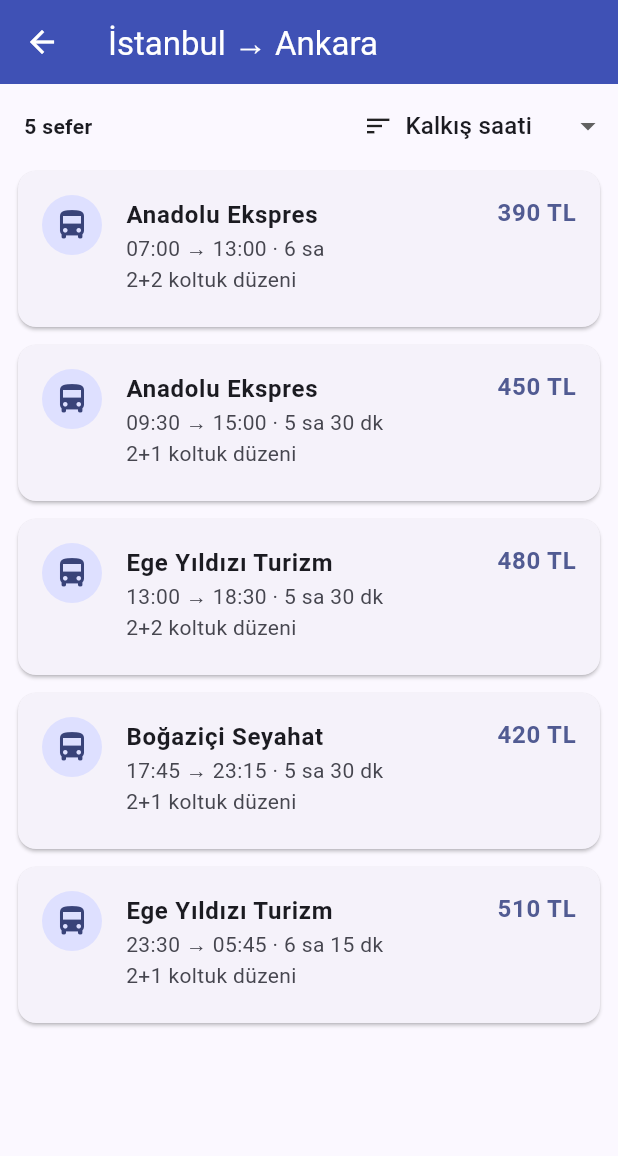
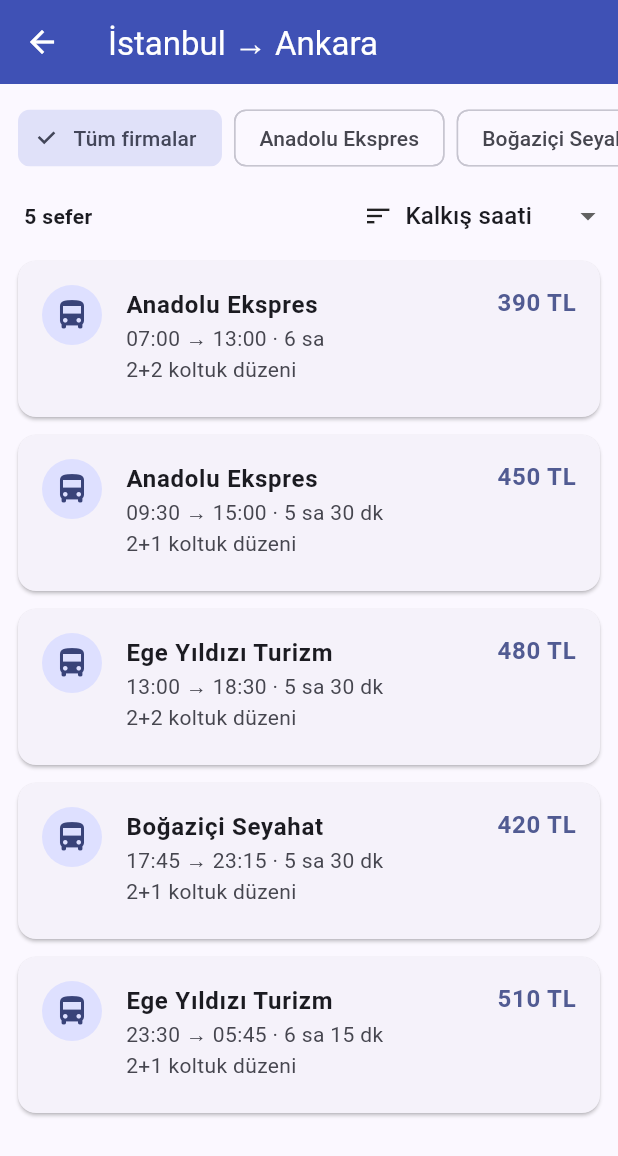
Before and after one commit to furkerdm/SuBilet-Flutter, a Flutter app: the screen it shows after launch, after a tap on the "swap vert" icon, after a tap on "Yarın", after a tap on "Otobüs Bileti Bul", on a phone screen of 412 x 824 dp. Shown: the top 1156 px of the screen. Run offline on Flutter 3.47's test engine with Material 3 defaults, Android fonts, the phone set to English and light mode, and no system bars.

Commit message:
Sefer listesine firma filtresi eklendi

```diff
--- a/mobile/lib/sefer_listesi_sayfasi.dart
+++ b/mobile/lib/sefer_listesi_sayfasi.dart
@@ -37,9 +37,19 @@
   late final List<Sefer> _seferler = widget.seferler ?? _ornekSeferleriUret();
   SeferSiralamasi _siralama = SeferSiralamasi.kalkisSaati;
 
-  // Seçili sıralamaya göre ekranda gösterilecek seferler
+  // null ise tüm firmalar gösterilir
+  int? _seciliFirmaId;
+
+  // Listede seferi olan firmalar (firma no → ad), ada göre sıralı
+  late final List<MapEntry<int, String>> _firmalar = {
+    for (final s in _seferler) s.firmaId: s.firmaAdi,
+  }.entries.toList()..sort((a, b) => a.value.compareTo(b.value));
+
+  // Seçili firmaya ve sıralamaya göre ekranda gösterilecek seferler
   List<Sefer> get _gosterilenSeferler {
-    final liste = [..._seferler];
+    final liste = _seciliFirmaId == null
+        ? [..._seferler]
+        : _seferler.where((s) => s.firmaId == _seciliFirmaId).toList();
     liste.sort((a, b) {
       final sonuc = switch (_siralama) {
         SeferSiralamasi.kalkisSaati => 0,
@@ -138,6 +148,33 @@
     );
   }
 
+  // Firma filtresi; tek firmalı listede gösterilmez
+  Widget _firmaFiltresi() {
+    return SingleChildScrollView(
+      scrollDirection: Axis.horizontal,
+      padding: const EdgeInsets.fromLTRB(12, 12, 12, 0),
+      child: Row(
+        children: [
+          ChoiceChip(
+            label: const Text('Tüm firmalar'),
+            selected: _seciliFirmaId == null,
+            onSelected: (_) => setState(() => _seciliFirmaId = null),
+          ),
+          for (final firma in _firmalar) ...[
+            const SizedBox(width: 8),
+            ChoiceChip(
+              label: Text(firma.value),
+              selected: _seciliFirmaId == firma.key,
+              // Seçili firmaya yeniden dokunulursa filtre kaldırılır
+              onSelected: (secildi) =>
+                  setState(() => _seciliFirmaId = secildi ? firma.key : null),
+            ),
+          ],
+        ],
+      ),
+    );
+  }
+
   // Sefer sayısı ve sıralama seçimi
   Widget _siralamaCubugu(int seferSayisi) {
     return Padding(
@@ -186,6 +223,7 @@
           ? _bosDurum()
           : Column(
               children: [
+                if (_firmalar.length > 1) _firmaFiltresi(),
                 _siralamaCubugu(seferler.length),
                 Expanded(
                   child: ListView.builder(
```
